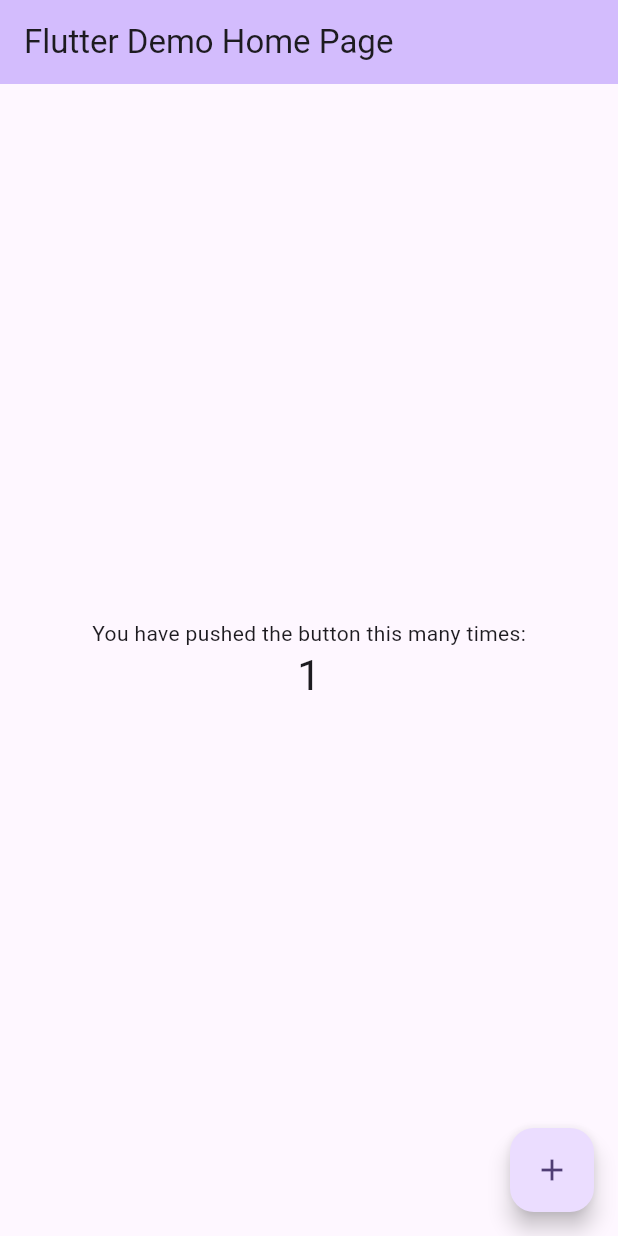
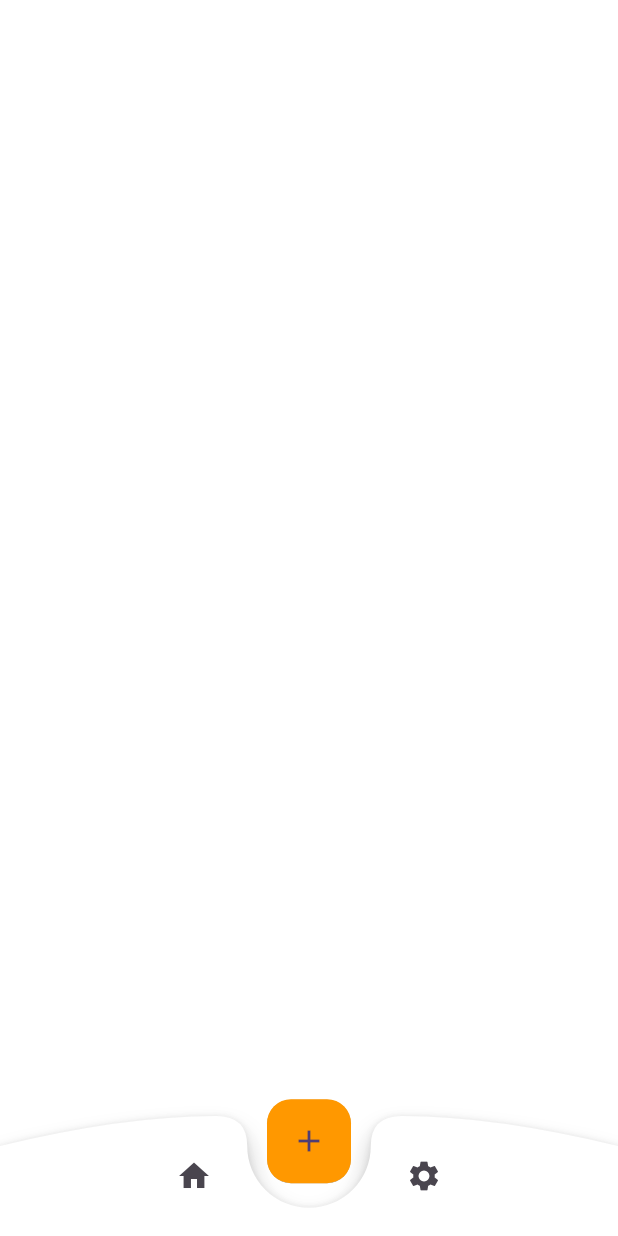
Before and after one commit to BharZInstein/Rendezvous, a Flutter app: the screen it shows after launch, after a tap on the "add" icon, on a phone screen of 412 x 824 dp. Run offline on Flutter 3.47's test engine with Material 3 defaults, Android fonts, the phone set to English and light mode, and no system bars.

Commit message:
feat: navigation

```diff
--- /dev/null
+++ b/lib/components/navigationbar.dart
@@ -0,0 +1,86 @@
+import 'package:flutter/material.dart';
+
+
+class navigationMenu extends StatefulWidget{
+  @override
+  _navigationMenu  createState() =>  _navigationMenu();
+}
+
+  class _navigationMenu extends State<navigationMenu> {
+    @override
+    Widget build(BuildContext context) {
+      final Size size = MediaQuery
+          .of(context)
+          .size;
+      return Scaffold(
+          backgroundColor: Colors.white10,
+          body: Stack(
+              children: [
+                Positioned(
+                    bottom: 0,
+                    left: 0,
+                    child: Container(
+                        width: size.width,
+                        height: 80,
+                        child: Stack(
+                          children: [
+                            CustomPaint(
+                              size: Size(size.width, 80),
+                              painter: BNBCustomPainter(),
+                            ),
+                            Center(
+                              heightFactor : 0.6,
+                              child: FloatingActionButton(onPressed: (){},
+                                backgroundColor: Colors.orange,
+                                child: Icon(Icons.add),elevation: 0.1,),
+                              ),
+                  Container(
+                    width: size.width,
+                    height: 80,
+                    child: Row(
+                      mainAxisAlignment: MainAxisAlignment.spaceEvenly,
+                      children: [
+                        IconButton(icon: Icon(Icons.home),
+                          onPressed: (){}),
+                        IconButton(icon: Icon(Icons.settings),
+                            onPressed: (){}),
+                      ],
+                    ),
+
+
+                            )
+
+                          ],
+                        )
+                    )
+                )
+              ]
+          )
+      );
+    }
+  }
+class BNBCustomPainter extends CustomPainter{
+  @override
+  void paint(Canvas canvas, Size size) {
+    // TODO: implement paint
+    Paint paint = Paint()..color = Colors.white..style = PaintingStyle.fill;
+    Path  path = Path()..moveTo(0, 20);
+    path.quadraticBezierTo(size.width*0.20,0,size.width*0.35,0);
+    path.quadraticBezierTo(size.width*0.40,0,size.width*0.40,20);
+    path.arcToPoint(Offset(size.width*0.60,20),
+      radius: Radius.circular(10.0),clockwise: false);
+    path.quadraticBezierTo(size.width*0.60,0,size.width*0.65,0);
+    path.quadraticBezierTo(size.width*0.80,0,size.width,20);
+    path.lineTo(size.width,size.height);
+    path.lineTo(0,size.height);
+    path.close();
+    canvas.drawShadow(path,Colors.black,5,true);
+    canvas.drawPath(path,paint);
+  }
+
+  @override
+  bool shouldRepaint(covariant CustomPainter oldDelegate) {
+    return false;
+  }
+
+}
--- a/lib/main.dart
+++ b/lib/main.dart
@@ -1,4 +1,6 @@
 import 'package:flutter/material.dart';
+import 'package:rendezvous/components/navigationbar.dart';
+import 'package:rendezvous/components/settings.dart';
 
 void main() {
   runApp(const MyApp());
@@ -31,7 +33,7 @@ class MyApp extends StatelessWidget {
         colorScheme: ColorScheme.fromSeed(seedColor: Colors.deepPurple),
         useMaterial3: true,
       ),
-      home: const MyHomePage(title: 'Flutter Demo Home Page'),
+      home: navigationMenu(),
     );
   }
 }
```
